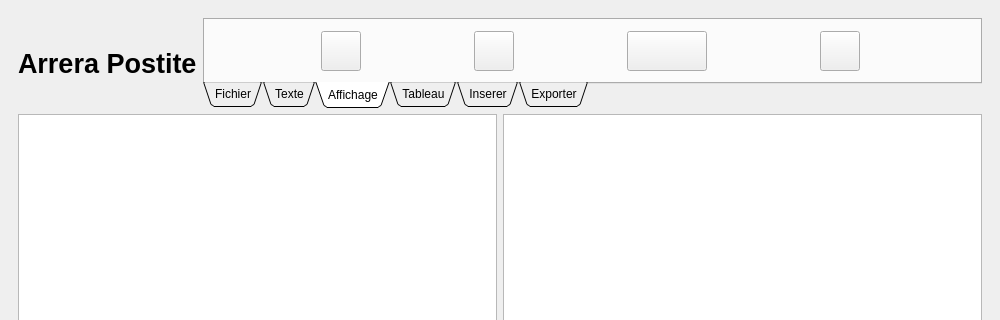
Arrera-Software/Arrera-Postite, file cuiapostite.ui: the form before one commit; both pictures show x 0 to 1000 and y 0 to 320 of the 1000 by 600 pixel window.
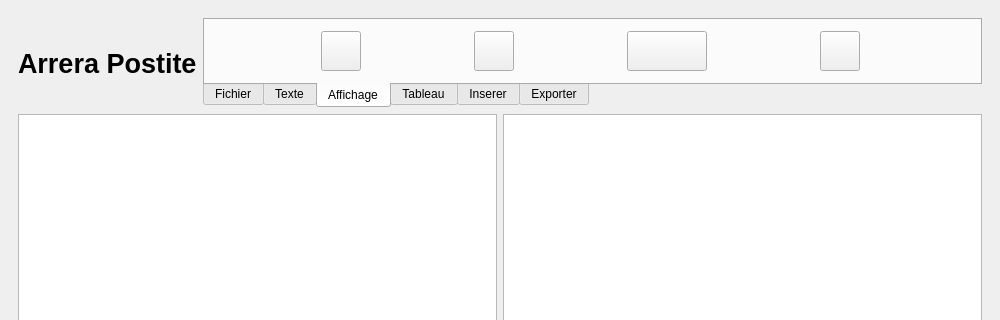
The form after the commit. The open tabs and pages were chosen to show the change. Icons and pictures are not drawn. Custom widgets are drawn as their Qt base class.

Commit message: Petit modif de TabWidget pour mieux correcposdre a mac os

What changed in the file:
```diff
--- a/cuiapostite.ui
+++ b/cuiapostite.ui
@@ -59,7 +59,7 @@
              <enum>QTabWidget::TabPosition::South</enum>
             </property>
             <property name="tabShape">
-             <enum>QTabWidget::TabShape::Triangular</enum>
+             <enum>QTabWidget::TabShape::Rounded</enum>
             </property>
             <property name="currentIndex">
              <number>2</number>
```
Left out of the diff: 22 changed lines with no effect on the pictures.
